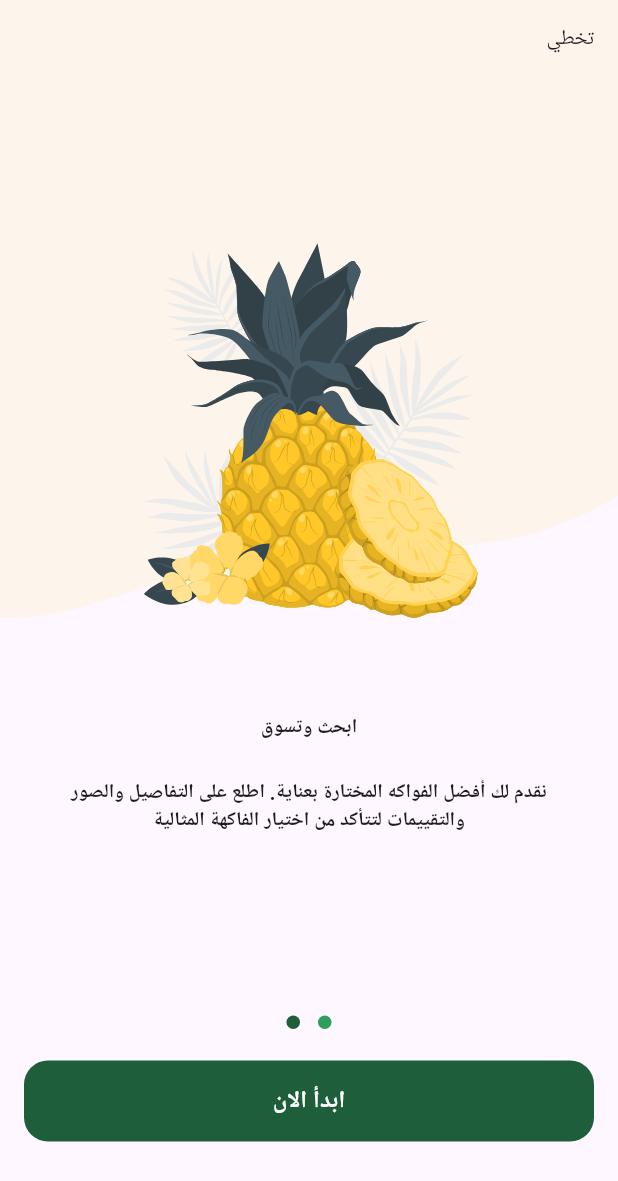
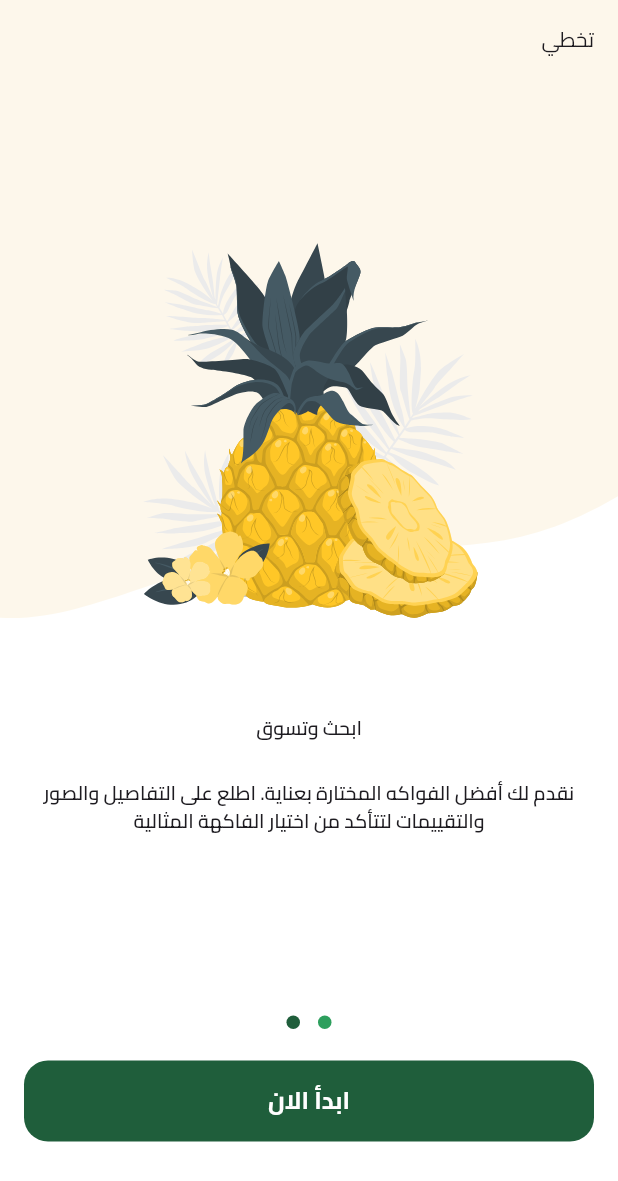
Before and after one commit to samir-227/Pure_Harvest_e_commerce, a Flutter app: the screen it shows after launch, swiped to page 2, on a phone screen of 412 x 824 dp. Shown: the top 1181 px of the screen. Run offline on Flutter 3.47's test engine with Material 3 defaults, Android fonts, the phone set to English and light mode, and no system bars; drawn by our look-alikes of dots_indicator; our stand-ins replace flutter_svg.

Commit message:
add fonts

```diff
--- a/lib/core/utlis/app_images.dart
+++ b/lib/core/utlis/app_images.dart
@@ -2,17 +2,17 @@
 class AppImages {
   AppImages._();
 
-  static const String assetsImagesItem1BackgroundImage = "lib/assets/images/item-1-background-image.svg";
+  static const String imagesItem1BackgroundImage = "assets/images/item-1-background-image.svg";
 
-  static const String assetsImagesItem1Image = "lib/assets/images/item-1-image.svg";
+  static const String imagesItem1Image = "assets/images/item-1-image.svg";
 
-  static const String assetsImagesItem2BackgroundImage = "lib/assets/images/item-2-background-image.svg";
+  static const String imagesItem2BackgroundImage = "assets/images/item-2-background-image.svg";
 
-  static const String assetsImagesItem2Image = "lib/assets/images/item-2-image.svg";
+  static const String imagesItem2Image = "assets/images/item-2-image.svg";
 
-  static const String assetsImagesPlant = "lib/assets/images/Plant.svg";
+  static const String imagesPlant = "assets/images/Plant.svg";
 
-  static const String assetsImagesSplashCircles = "lib/assets/images/splash-Circles.svg";
+  static const String imagesSplashCircles = "assets/images/splash-Circles.svg";
 
-  static const String assetsImagesSplashImage = "lib/assets/images/splash_image.svg";
+  static const String imagesSplashImage = "assets/images/splash_image.svg";
 }
--- a/lib/features/on_boarding/presentation/views/widgets/on_boarding_page_view.dart
+++ b/lib/features/on_boarding/presentation/views/widgets/on_boarding_page_view.dart
@@ -1,7 +1,8 @@
 import 'package:flutter/material.dart';
 import 'package:fruits_hub/core/models/page_view_item_model.dart';
 import 'package:fruits_hub/core/utlis/app_images.dart';
-import 'package:fruits_hub/core/utlis/app_texte_style.dart';
+import 'package:fruits_hub/core/utlis/app_text_style.dart';
+
 import 'package:fruits_hub/features/on_boarding/presentation/views/widgets/page_view_item.dart';
 
 class OnBoardingPageView extends StatelessWidget {
@@ -13,8 +14,8 @@ class OnBoardingPageView extends StatelessWidget {
       children: const [
         PageViewItem(
           pageViewItemModel: PageViewItemModel(
-            backgroundImage: AppImages.assetsImagesItem1BackgroundImage,
-            image: AppImages.assetsImagesItem1Image,
+            backgroundImage: AppImages.imagesItem1BackgroundImage,
+            image: AppImages.imagesItem1Image,
             title: Row(
               mainAxisAlignment: MainAxisAlignment.center,
               children: [
@@ -32,8 +33,8 @@ class OnBoardingPageView extends StatelessWidget {
         ),
         PageViewItem(
           pageViewItemModel: PageViewItemModel(
-            backgroundImage: AppImages.assetsImagesItem2BackgroundImage,
-            image: AppImages.assetsImagesItem2Image,
+            backgroundImage: AppImages.imagesItem2BackgroundImage,
+            image: AppImages.imagesItem2Image,
             title: Row(
               mainAxisAlignment: MainAxisAlignment.center,
               children: [
--- a/lib/features/on_boarding/presentation/views/widgets/page_view_item.dart
+++ b/lib/features/on_boarding/presentation/views/widgets/page_view_item.dart
@@ -1,11 +1,10 @@
-import 'dart:math';
-
 import 'package:flutter/material.dart';
 import 'package:flutter/widgets.dart';
 import 'package:flutter_svg/flutter_svg.dart';
 import 'package:fruits_hub/core/models/page_view_item_model.dart';
 import 'package:fruits_hub/core/utlis/app_images.dart';
-import 'package:fruits_hub/core/utlis/app_texte_style.dart';
+
+import '../../../../../core/utlis/app_text_style.dart';
 
 class PageViewItem extends StatelessWidget {
   const PageViewItem({super.key, required this.pageViewItemModel});
@@ -20,7 +19,7 @@ class PageViewItem extends StatelessWidget {
             children: [
               Positioned.fill(
                 child: SvgPicture.asset(
-                  AppImages.assetsImagesItem1BackgroundImage,
+                  AppImages.imagesItem1BackgroundImage,
                   fit: BoxFit.fill,
                 ),
               ),
--- a/lib/features/splash/presentation/views/widgets/splash_view_body.dart
+++ b/lib/features/splash/presentation/views/widgets/splash_view_body.dart
@@ -14,12 +14,12 @@ class SplashViewBody extends StatelessWidget {
         Row(
           mainAxisAlignment: MainAxisAlignment.start,
           children: [
-            SvgPicture.asset(AppImages.assetsImagesPlant),
+            SvgPicture.asset(AppImages.imagesPlant),
           ],
         ),
-        SvgPicture.asset(AppImages.assetsImagesSplashImage),
+        SvgPicture.asset(AppImages.imagesSplashImage),
         SvgPicture.asset(
-          AppImages.assetsImagesSplashCircles,
+          AppImages.imagesSplashCircles,
           fit: BoxFit.fill,
         ),
       ],
--- a/lib/main.dart
+++ b/lib/main.dart
@@ -13,7 +13,11 @@ class FruitsHub extends StatelessWidget {
 
   @override
   Widget build(BuildContext context) {
-    return const MaterialApp(
+    return MaterialApp(
+      theme: ThemeData(
+        fontFamily: 'Cairo',
+        scaffoldBackgroundColor: Colors.white,
+      ),
       localizationsDelegates: [
         S.delegate,
         GlobalMaterialLocalizations.delegate,
```
Also changed, not shown: pubspec.yaml (+10 -13 lines), assets/fonts/Cairo-Bold.ttf (added), assets/fonts/Cairo-Medium.ttf (added), assets/fonts/Cairo-Regular.ttf (added), assets/fonts/Cairo-SemiBold.ttf (added), assets/images/Plant.svg (renamed from lib/assets/images/Plant.svg), assets/images/item-1-background-image.svg (renamed from lib/assets/images/item-1-background-image.svg), assets/images/item-1-image.svg (renamed from lib/assets/images/item-1-image.svg), assets/images/item-2-background-image.svg (renamed from lib/assets/images/item-2-background-image.svg), assets/images/item-2-image.svg (renamed from lib/assets/images/item-2-image.svg), assets/images/splash-Circles.svg (renamed from lib/assets/images/splash-Circles.svg), assets/images/splash_image.svg (renamed from lib/assets/images/splash_image.svg), lib/core/utlis/app_text_style.dart (renamed from lib/core/utlis/app_texte_style.dart).
